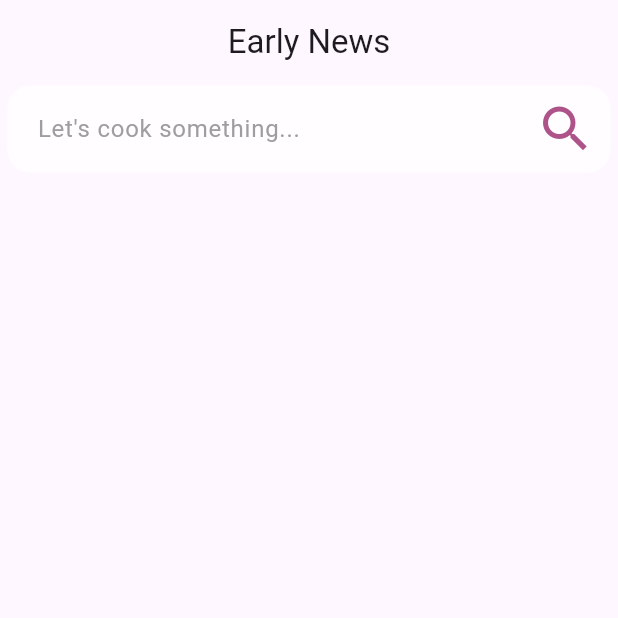
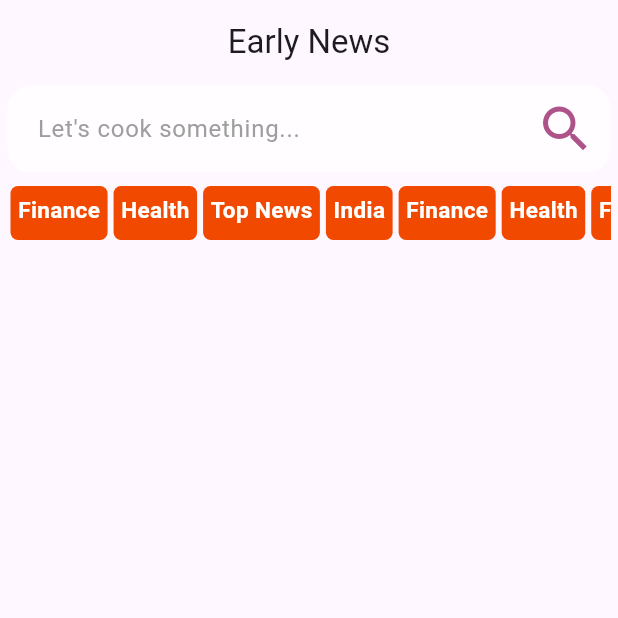
Before and after one commit to master-abhay/News-App, a Flutter app: the screen it shows after launch, on a phone screen of 412 x 824 dp, the top half of it. Run offline on Flutter 3.47's test engine with Material 3 defaults, Android fonts, the phone set to English and light mode, and no system bars; our stand-ins replace carousel_slider.

Commit message:
Added navigation bar

```diff
--- a/lib/home.dart
+++ b/lib/home.dart
@@ -1,5 +1,5 @@
 import 'package:flutter/material.dart';
-
+import 'package:carousel_slider/carousel_slider.dart';
 class Home extends StatefulWidget {
   const Home({super.key});
 
@@ -9,6 +9,22 @@ class Home extends StatefulWidget {
 
 class _HomeState extends State<Home> {
   TextEditingController searchController = TextEditingController();
+
+  //List of the NavBar Items
+  List<String> navBarItem = [
+    "Finance",
+    "Health",
+    "Top News",
+    "India",
+    "Finance",
+    "Health"
+    ,"Finance",
+    "Health",
+    "Top News",
+    "India",
+    "Finance",
+    "Health"
+  ];
 
   @override
   Widget build(BuildContext context) {
@@ -30,7 +46,7 @@ class _HomeState extends State<Home> {
                   child: TextField(
                     controller: searchController,
                     textInputAction: TextInputAction.search,
-                    onSubmitted: (value){
+                    onSubmitted: (value) {
                       print(value);
                     },
                     decoration: const InputDecoration(
@@ -71,7 +87,33 @@ class _HomeState extends State<Home> {
                 ),
               ],
             ),
-          )
+          ),
+
+          //navBAR
+          Container(
+              padding: EdgeInsets.all(5),
+
+              height: 50,
+              child: ListView.builder(
+                  shrinkWrap: true,
+                  scrollDirection: Axis.horizontal,
+                  itemCount: navBarItem.length,
+                  itemBuilder: (context, index) {
+                    return InkWell(
+                      onTap: (){
+                        print(navBarItem[index]);
+                      },
+                      child: Container(
+                        padding: const EdgeInsets.all(5),
+                        margin: const EdgeInsets.all(2),
+                        decoration: BoxDecoration(
+                            color: const Color(	0xffff14900),
+                            borderRadius: BorderRadius.circular(5)),
+                        child: Text(navBarItem[index],
+                        style: TextStyle(fontSize: 15,fontWeight: FontWeight.bold, color: Colors.white),),
+                      ),
+                    );
+                  }))
         ],
       ),
     );
--- a/pubspec.yaml
+++ b/pubspec.yaml
@@ -35,6 +35,7 @@ dependencies:
   # The following adds the Cupertino Icons font to your application.
   # Use with the CupertinoIcons class for iOS style icons.
   cupertino_icons: ^1.0.2
+  carousel_slider: ^4.2.1
 
 dev_dependencies:
   flutter_test:
```
Also changed, not shown: pubspec.lock.
